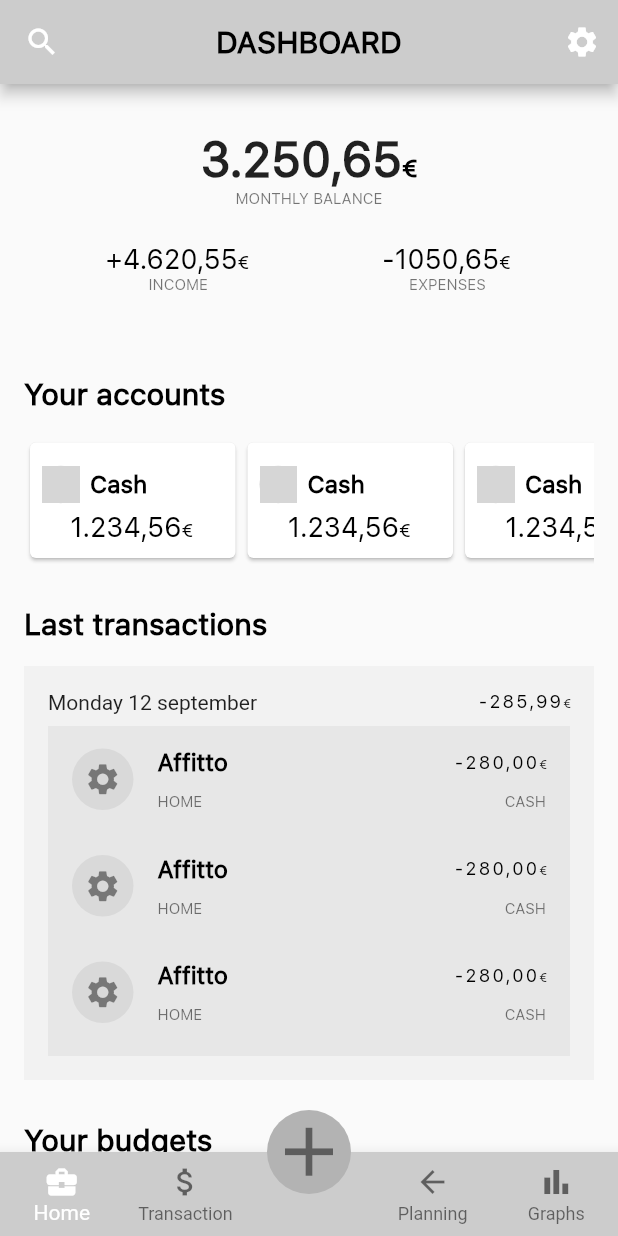
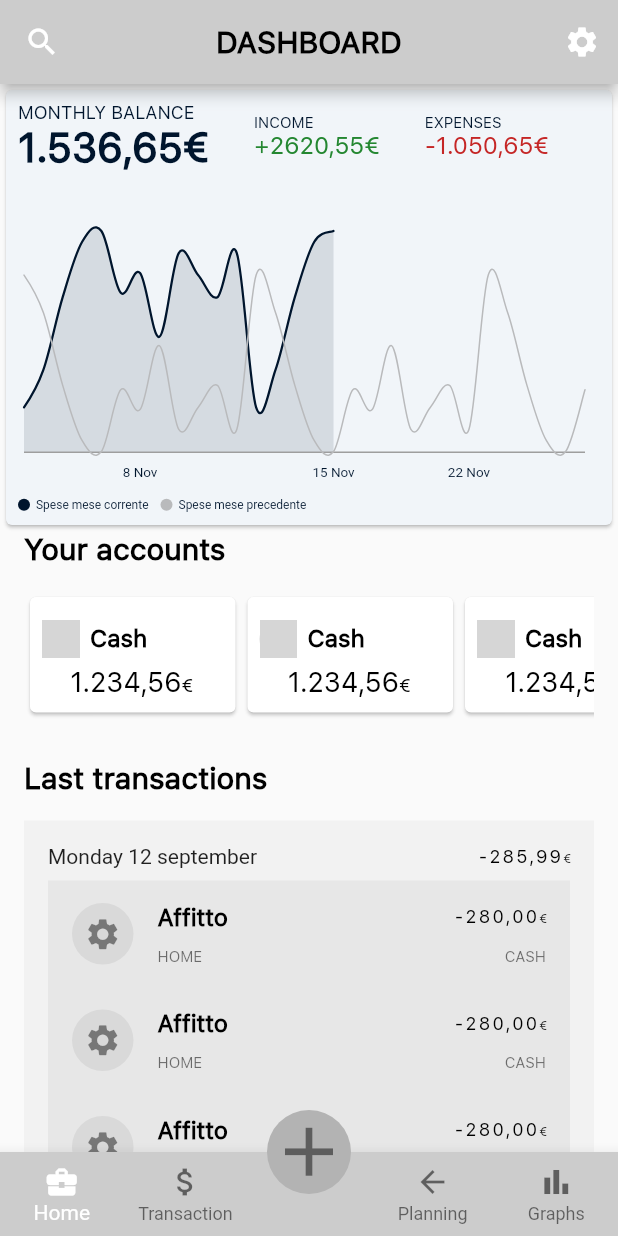
Before and after one commit to RIP-Comm/sossoldi, a Flutter app: the screen it shows after launch, on a phone screen of 412 x 824 dp. Run offline on Flutter 3.47's test engine with Material 2 defaults, Android fonts, the light colour scheme and no system bars; drawn by our look-alikes of fl_chart; our stand-ins replace percent_indicator, sqflite, sqflite_common_ffi; missing offline and left inert: circular_menu; accounts and stored records are empty; grey boxes are pictures that could not be loaded.

Commit message:
Created chart for the Homepage
Created the upper part based on the Figma using fl_chart

```diff
--- /dev/null
+++ b/lib/custom_widgets/chart_home.dart
@@ -0,0 +1,179 @@
+import 'package:fl_chart/fl_chart.dart';
+import 'package:flutter/material.dart';
+
+class LineChartWidget extends StatefulWidget {
+  const LineChartWidget({super.key});
+
+  @override
+  State<LineChartWidget> createState() => _LineChartSample2State();
+}
+
+class _LineChartSample2State extends State<LineChartWidget> {
+  @override
+  Widget build(BuildContext context) {
+    return Stack(
+      children: <Widget>[
+        AspectRatio(
+          aspectRatio: 2,
+          child: DecoratedBox(
+            decoration: const BoxDecoration(
+              borderRadius: BorderRadius.all(
+                Radius.circular(18),
+              ),
+              color: Color(0xffF1F5F9),
+            ),
+            child: Padding(
+                padding: const EdgeInsets.only(
+                right: 18,
+                left: 12,
+                top: 24,
+              ),
+              child: LineChart(
+                mainData(),
+              ),
+            ),
+          ),
+        ),
+      ],
+    );
+  }
+
+  Widget bottomTitleWidgets(double value, TitleMeta meta) {
+    const style = TextStyle(
+      color: Color(0xff00152D),
+      fontWeight: FontWeight.normal,
+      fontSize: 9,
+    );
+    Widget text;
+    switch (value.toInt()) {
+      case 6:
+        text = const Text('8 Nov', style: style);
+        break;
+      case 16:
+        text = const Text('15 Nov', style: style);
+        break;
+      case 23:
+        text = const Text('22 Nov', style: style);
+        break;
+      case 6:
+        text = const Text('30 Nov', style: style);
+        break;
+      default:
+        text = const Text('', style: style);
+        break;
+    }
+
+    return SideTitleWidget(
+      axisSide: meta.axisSide,
+      child: text,
+    );
+  }
+
+  LineChartData mainData() {
+    return LineChartData(
+      titlesData: FlTitlesData(
+        show: true,
+        rightTitles: AxisTitles(
+          sideTitles: SideTitles(showTitles: false),
+        ),
+        topTitles: AxisTitles(
+          sideTitles: SideTitles(showTitles: false),
+        ),
+        leftTitles: AxisTitles(
+          sideTitles: SideTitles(showTitles: false)
+        ),
+        bottomTitles: AxisTitles(
+          sideTitles: SideTitles(
+            showTitles: true,
+            reservedSize: 30,
+            interval: 1,
+            getTitlesWidget: bottomTitleWidgets,
+          ),
+        ),
+      ),
+      gridData: FlGridData(show: false),
+      borderData: FlBorderData(
+                border: const Border(bottom: BorderSide(color: Colors.grey, width: 1.0, style: BorderStyle.solid))
+                ),
+      minX: 0,
+      maxX: 29,
+      minY: -5,
+      maxY: 5,
+      lineBarsData: [
+        LineChartBarData(
+          spots: const [
+            FlSpot(0, -3),
+            FlSpot(1, -1.3),
+            FlSpot(2, 2),
+            FlSpot(3, 4.5),
+            FlSpot(4, 5),
+            FlSpot(5, 2.2),
+            FlSpot(6, 3.1),
+            FlSpot(7, 0.2),
+            FlSpot(8, 4),
+            FlSpot(9, 3),
+            FlSpot(10, 2),
+            FlSpot(11, 4),
+            FlSpot(12, -3),
+            FlSpot(13, -1.3),
+            FlSpot(14, 2),
+            FlSpot(15, 4.5),
+            FlSpot(16, 5),
+          ],
+          isCurved: true,
+          barWidth: 1.5,
+          isStrokeCapRound: true,
+          color: const Color(0xff00152D),
+          dotData: FlDotData(
+            show: false,
+          ),
+          belowBarData: BarAreaData(
+            show: true,
+            color: const Color.fromARGB(30, 0, 21, 45)
+          ),
+        ),
+        LineChartBarData(
+          spots: const [
+            FlSpot(0, 3),
+            FlSpot(1, 1.3),
+            FlSpot(2, -2),
+            FlSpot(3, -4.5),
+            FlSpot(4, -5),
+            FlSpot(5, -2.2),
+            FlSpot(6, -3.1),
+            FlSpot(7, -0.2),
+            FlSpot(8, -4),
+            FlSpot(9, -3),
+            FlSpot(10, -2),
+            FlSpot(11, -4),
+            FlSpot(12, 3),
+            FlSpot(13, 1.3),
+            FlSpot(14, -2),
+            FlSpot(15, -4.5),
+            FlSpot(16, -5),
+            FlSpot(17, -2.2),
+            FlSpot(18, -3.1),
+            FlSpot(19, -0.2),
+            FlSpot(20, -4),
+            FlSpot(21, -3),
+            FlSpot(22, -2),
+            FlSpot(23, -4),
+            FlSpot(24, 3),
+            FlSpot(25, 1.3),
+            FlSpot(26, -2),
+            FlSpot(27, -4.5),
+            FlSpot(28, -5),
+            FlSpot(29, -2.2),
+          ],
+          isCurved: true,
+          barWidth: 1,
+          isStrokeCapRound: true,
+          color: const Color(0xffB9BABC),
+          dotData: FlDotData(
+            show: false,
+          ),
+        ),
+      ],
+    );
+  }
+}
--- a/lib/pages/home_page.dart
+++ b/lib/pages/home_page.dart
@@ -6,6 +6,7 @@ import 'package:flutter/material.dart';
 import 'package:percent_indicator/percent_indicator.dart';
 
 import 'package:sossoldi/custom_widgets/accounts_sum.dart';
+import 'package:sossoldi/custom_widgets/chart_home.dart';
 
 class HomePage extends StatefulWidget {
   @override
@@ -17,76 +18,128 @@ class _HomePageState extends State<HomePage> {
   Widget build(BuildContext context) {
     return ListView(
       children: <Widget>[
-        const SizedBox(height: 32),
-        RichText(
-            textAlign: TextAlign.center,
-            text: TextSpan(children: [
-              TextSpan(
-                text: "3.250,65",
-                style: Theme.of(context).textTheme.titleMedium,
+        Card(
+          color: const Color(0xffF1F5F9),
+          child: Column(
+            children: [
+              const Padding(padding: EdgeInsets.only(top: 8.0),),
+              Row(
+                children: [
+                  const Padding(padding: EdgeInsets.only(left: 8.0),),
+                  Column(
+                    crossAxisAlignment: CrossAxisAlignment.start,
+                    children: const [
+                      Text(
+                        "MONTHLY BALANCE",
+                        style: TextStyle(
+                          color: Color(0xff00152D),
+                          fontSize: 12.0,
+                          fontFamily: 'SF Pro Text',
                           ),
-              TextSpan(
-                text: "€",
-                style: Theme.of(context)
-                    .textTheme
-                    .labelMedium
-                    ?.apply(fontFeatures: [FontFeature.subscripts()]),
                         ),
-            ])),
                       Text(
-          textAlign: TextAlign.center,
-          "MONTHLY BALANCE",
-          style: Theme.of(context).textTheme.headlineMedium,
+                        "1.536,65€",
+                        style: TextStyle(
+                          color: Color(0xff00152D),
+                          fontSize: 27.0,
+                          fontFamily: 'SF Pro Text',
+                          fontWeight: FontWeight.bold,
                         ),
-        const SizedBox(height: 24),
-        Row(
-          mainAxisAlignment: MainAxisAlignment.center,
-          children: [
-            Column(children: [
-              RichText(
-                  text: TextSpan(children: [
-                TextSpan(
-                  text: "+4.620,55",
-                  style: Theme.of(context).textTheme.titleSmall,
                       ),
-                TextSpan(
-                  text: "€",
-                  style: Theme.of(context)
-                      .textTheme
-                      .labelSmall
-                      ?.apply(fontFeatures: [FontFeature.subscripts()]),
-                )
-              ])),
+                    ],
+                  ),
+                  const Padding(padding: EdgeInsets.only(right: 30.0),),
+                  Column(
+                    crossAxisAlignment: CrossAxisAlignment.start,
+                    children: const [
                       Text(
                         "INCOME",
-                style: Theme.of(context).textTheme.headlineMedium,
+                        style: TextStyle(
+                            color: Color(0xff00152D),
+                            fontSize: 10.0,
+                            fontFamily: 'SF Pro Text',
                           ),
-            ]),
-            const SizedBox(width: 87),
-            Column(children: [
-              RichText(
-                  text: TextSpan(children: [
-                TextSpan(
-                  text: "-1050,65",
-                  style: Theme.of(context).textTheme.titleSmall,
                         ),
-                TextSpan(
-                  text: "€",
-                  style: Theme.of(context)
-                      .textTheme
-                      .labelSmall
-                      ?.apply(fontFeatures: [FontFeature.subscripts()]),
-                )
-              ])),
+                      Text(
+                        "+2620,55€",
+                        style: TextStyle(
+                            color: Color(0xff248731),
+                            fontSize: 16.0,
+                            fontFamily: 'SF Pro Text',
+                          ),
+                        ),
+                    ],),
+                  const Padding(padding: EdgeInsets.only(right: 30.0),),
+                  Column(
+                    crossAxisAlignment: CrossAxisAlignment.start,
+                    children: const [
                       Text(
                         "EXPENSES",
-                style: Theme.of(context).textTheme.headlineMedium,
+                        style: TextStyle(
+                            color: Color(0xff00152D),
+                            fontSize: 10.0,
+                            fontFamily: 'SF Pro Text',
                           ),
-            ]),
+                        ),
+                      Text(
+                        "-1.050,65€",
+                        style: TextStyle(
+                            color: Color(0xffC52626),
+                            fontSize: 16.0,
+                            fontFamily: 'SF Pro Text',
+                          ),
+                        ),
+                    ],),
                 ],
               ),
-        const SizedBox(height: 28),
-        const SizedBox(height: 28),
+              const Padding(padding: EdgeInsets.all(8.0),),
+              const LineChartWidget(),
+              Row(
+                children: <Widget>[
+                  const Padding(padding: EdgeInsets.only(left: 8.0),),
+                  Container(
+                    width: 8,
+                    height: 8,
+                    decoration: const BoxDecoration(
+                      shape: BoxShape.circle,
+                      color: Color(0xff00152D),
+                    ),
+                  ),
+                  const SizedBox(
+                    width: 4,
+                  ),
+                  const Text(
+                    "Spese mese corrente",
+                    style: TextStyle(
+                      fontSize: 8,
+                      color: Color(0xff00152D),
+                    ),
+                  ),
+                  const Padding(padding: EdgeInsets.only(left: 8.0),),
+                  Container(
+                    width: 8,
+                    height: 8,
+                    decoration: const BoxDecoration(
+                      shape: BoxShape.circle,
+                      color: Color(0xffB9BABC),
+                    ),
+                  ),
+                  const SizedBox(
+                    width: 4,
+                  ),
+                  const Text(
+                    "Spese mese precedente",
+                    style: TextStyle(
+                      fontSize: 8,
+                      color: Color(0xff00152D),
+                    ),
+                  ),
+                ],
+              ),
+              const Padding(padding: EdgeInsets.only(bottom: 9.0),),
+            ],
+          )
+        ),
         Align(
             alignment: Alignment.centerLeft,
             child: Padding(
@@ -150,6 +203,7 @@ class _HomePageState extends State<HomePage> {
                       color: Color.fromRGBO(231, 231, 231, 1),
                       height: 220,
                       child: ListView.builder(
+                          physics: const NeverScrollableScrollPhysics(), // <-- this will disable scroll
                           itemCount: 5,
                           scrollDirection: Axis.vertical,
                           shrinkWrap: true,
--- a/pubspec.yaml
+++ b/pubspec.yaml
@@ -35,6 +35,9 @@ dependencies:
   # The following adds the Cupertino Icons font to your application.
   # Use with the CupertinoIcons class for iOS style icons.
   cupertino_icons: ^1.0.2
+
+  # Support for various charts
+  fl_chart: ^0.55.2
 
   # Database storage
   sqflite: ^2.0.0+3
```
Also changed, not shown: pubspec.lock, 9 other files. Lines whose indentation alone changed are shown as unchanged.
